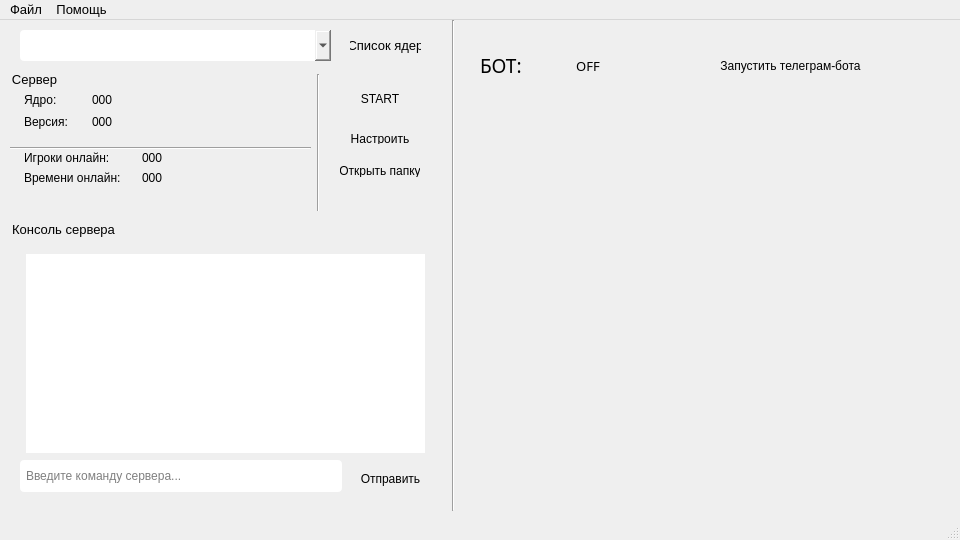
Vanillllla/tg_mine_server_bot, file resources/ui/main_ui.ui: the form before one commit.
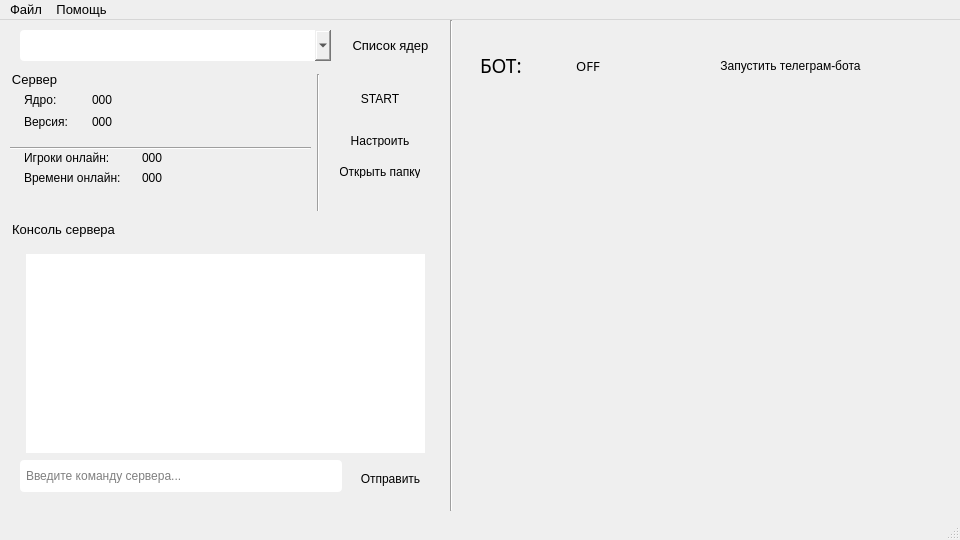
The form after the commit.

The edit to the form file:
```diff
--- a/resources/ui/main_ui.ui
+++ b/resources/ui/main_ui.ui
@@ -76,7 +76,7 @@
                     <rect>
                         <x>443</x>
                         <y>0</y>
-                        <width>20</width>
+      <width>16</width>
                         <height>491</height>
                     </rect>
                 </property>
@@ -173,7 +173,7 @@
                             <x>320</x>
                             <y>60</y>
                             <width>100</width>
-                            <height>18</height>
+       <height>21</height>
                         </rect>
                     </property>
                     <property name="minimumSize">
@@ -270,7 +270,7 @@
                             <x>320</x>
                             <y>91</y>
                             <width>100</width>
-                            <height>20</height>
+       <height>21</height>
                         </rect>
                     </property>
                     <property name="minimumSize">
@@ -413,7 +413,7 @@
                     <rect>
                         <x>340</x>
                         <y>10</y>
-                        <width>91</width>
+      <width>101</width>
                         <height>31</height>
                     </rect>
                 </property>
```
Lines whose indentation alone changed are shown as unchanged.
